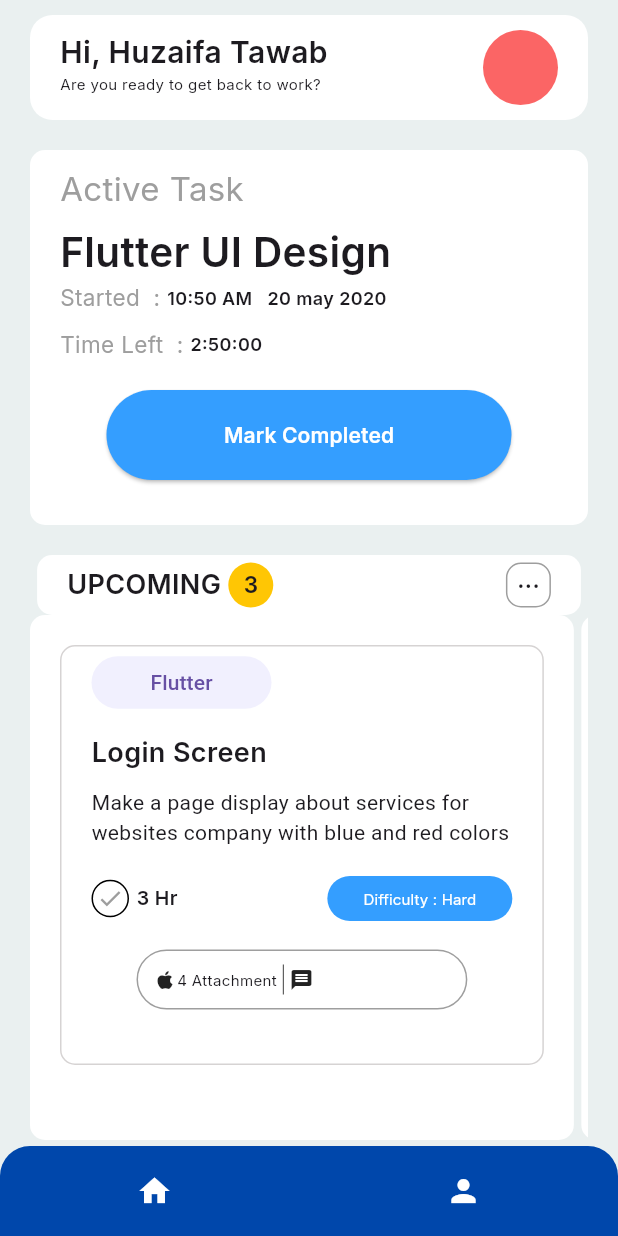
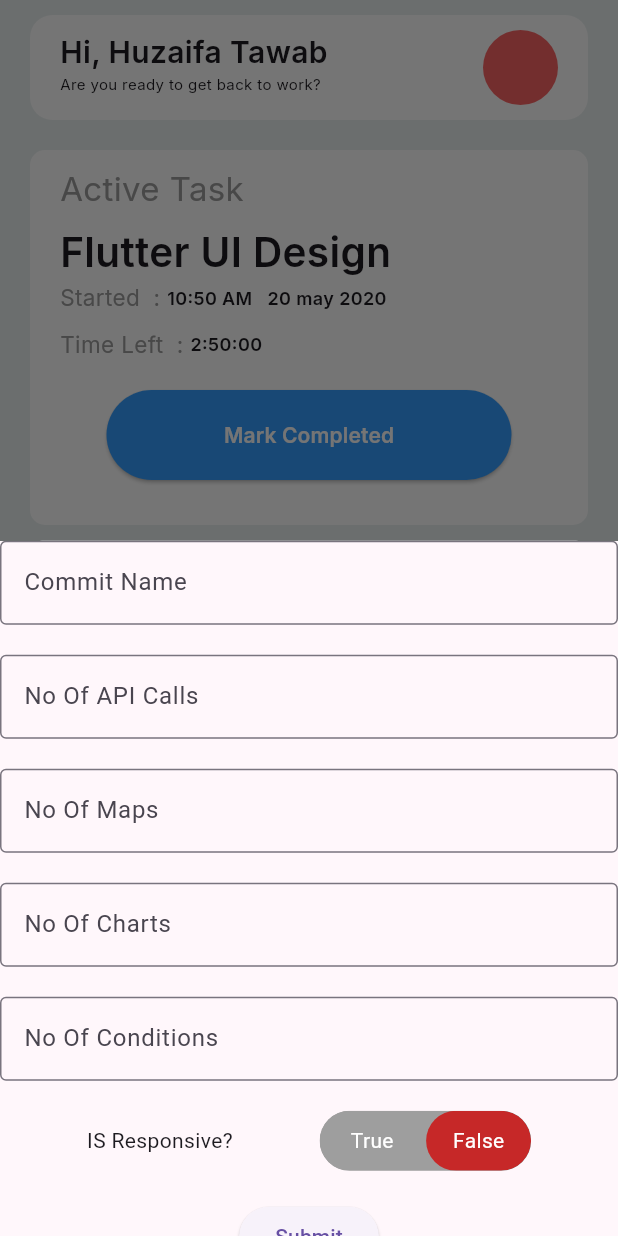
Before and after one commit to asfand124/ui_design, a Flutter app: the Home screen opened directly, after a tap on "Mark Completed", on a phone screen of 412 x 824 dp. Run offline on Flutter 3.47's test engine with Material 3 defaults, Android fonts, the phone set to English and light mode, and no system bars; drawn by our look-alikes of toggle_switch; our stand-ins replace firebase_auth, firebase_core, google_fonts; accounts and stored records are empty; network calls fail.

Commit message:
popup screen

```diff
--- a/lib/component/Task.dart
+++ b/lib/component/Task.dart
@@ -1,5 +1,8 @@
 import 'package:flutter/material.dart';
 import 'package:google_fonts/google_fonts.dart';
+import 'package:ui_design/screen/Home.dart';
+import 'package:ui_design/screen/Login.dart';
+import 'package:toggle_switch/toggle_switch.dart';
 
 class Task extends StatelessWidget {
   final start;
@@ -7,13 +10,14 @@ class Task extends StatelessWidget {
   final month;
   final year;
   final endtime;
-  const Task(
-      {super.key,
-      required this.start,
-      required this.date,
-      required this.month,
-      required this.year,
-      required this.endtime});
+  const Task({
+    super.key,
+    required this.start,
+    required this.date,
+    required this.month,
+    required this.year,
+    required this.endtime,
+  });
 
   @override
   Widget build(BuildContext context) {
@@ -126,7 +130,104 @@ class Task extends StatelessWidget {
             ),
             Center(
               child: ElevatedButton(
-                  onPressed: () {},
+                  onPressed: () {
+                    showModalBottomSheet<void>(
+                      context: context,
+                      builder: (BuildContext context) {
+                        return SingleChildScrollView(
+                          child: SafeArea(
+                            child: Container(
+                              height: 700,
+                              color: Color.fromARGB(255, 255, 247, 251),
+                              child: Column(
+                                mainAxisAlignment: MainAxisAlignment.start,
+                                mainAxisSize: MainAxisSize.min,
+                                children: <Widget>[
+                                  const TextField(
+                                    decoration: InputDecoration(
+                                        border: OutlineInputBorder(),
+                                        hintText: 'Name',
+                                        labelText: "Commit Name"),
+                                  ),
+                                  SizedBox(
+                                    height: 20,
+                                  ),
+                                  TextField(
+                                    decoration: InputDecoration(
+                                        border: OutlineInputBorder(),
+                                        hintText: '0',
+                                        labelText: "No Of API Calls"),
+                                  ),
+                                  SizedBox(
+                                    height: 20,
+                                  ),
+                                  TextField(
+                                    decoration: InputDecoration(
+                                        border: OutlineInputBorder(),
+                                        hintText: '0',
+                                        labelText: "No Of Maps"),
+                                  ),
+                                  SizedBox(
+                                    height: 20,
+                                  ),
+                                  TextField(
+                                    decoration: InputDecoration(
+                                        border: OutlineInputBorder(),
+                                        hintText: '0',
+                                        labelText: "No Of Charts"),
+                                  ),
+                                  SizedBox(
+                                    height: 20,
+                                  ),
+                                  TextField(
+                                    decoration: InputDecoration(
+                                        border: OutlineInputBorder(),
+                                        hintText: '0',
+                                        labelText: "No Of Conditions"),
+                                  ),
+                                  SizedBox(
+                                    height: 20,
+                                  ),
+                                  Row(
+                                    mainAxisAlignment:
+                                        MainAxisAlignment.spaceEvenly,
+                                    children: [
+                                      Text("IS Responsive?"),
+                                      ToggleSwitch(
+                                        minWidth: 70.0,
+                                        cornerRadius: 20.0,
+                                        activeBgColors: [
+                                          [Colors.green[800]!],
+                                          [Colors.red[800]!]
+                                        ],
+                                        activeFgColor: Colors.white,
+                                        inactiveBgColor: Colors.grey,
+                                        inactiveFgColor: Colors.white,
+                                        initialLabelIndex: 1,
+                                        totalSwitches: 2,
+                                        labels: ['True', 'False'],
+                                        radiusStyle: true,
+                                        onToggle: (index) {
+                                          print('switched to: $index');
+                                        },
+                                      ),
+                                    ],
+                                  ),
+                                  SizedBox(
+                                    height: 20,
+                                  ),
+                                  ElevatedButton(
+                                    child: const Text('Submit'),
+                                    onPressed: () => Navigator.pop(context),
+                                  ),
+                                ],
+                              ),
+                            ),
+                          ),
+                        );
+                      },
+                    );
+                  },
                   style: ElevatedButton.styleFrom(
                     backgroundColor: Color(0xff349EFF),
                     minimumSize: Size(270, 60),
--- a/lib/screen/Login.dart
+++ b/lib/screen/Login.dart
@@ -47,10 +47,21 @@ class _LoginState extends State<Login> {
 
   @override
   Widget build(BuildContext context) {
-    return SafeArea(
-      child: Scaffold(
-        body: Center(
-            child: Column(
+    return Scaffold(
+      appBar: AppBar(
+        title: Text("data"),
+        leading: InkWell(
+          onTap: () {
+            Navigator.pop(context);
+          },
+          child: Icon(
+            Icons.arrow_back,
+          ),
+        ),
+      ),
+      body: SafeArea(
+        child: Column(
+          mainAxisAlignment: MainAxisAlignment.center,
           children: [
             TextField(
               decoration: InputDecoration(
@@ -59,6 +70,9 @@ class _LoginState extends State<Login> {
               ),
               controller: _email,
             ),
+            SizedBox(
+              height: 30,
+            ),
             TextField(
               decoration: InputDecoration(
                 border: OutlineInputBorder(),
@@ -66,13 +80,16 @@ class _LoginState extends State<Login> {
               ),
               controller: _pass,
             ),
+            SizedBox(
+              height: 30,
+            ),
             ElevatedButton(
               onPressed: Signin,
               child: Text("Login"),
             ),
             // ElevatedButton(onPressed: Signup, child: Text("signup"))
           ],
-        )),
+        ),
       ),
     );
   }
--- a/pubspec.yaml
+++ b/pubspec.yaml
@@ -13,6 +13,7 @@ dependencies:
   flutter:
     sdk: flutter
   google_fonts: ^6.1.0
+  toggle_switch: ^2.1.0
 
 dev_dependencies:
   flutter_test:
```
Also changed, not shown: pubspec.lock.
